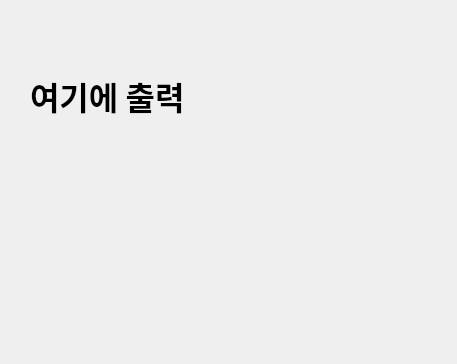
First picture: the form in DemoForm.ui, repository snyang83/python231023, before the edit.
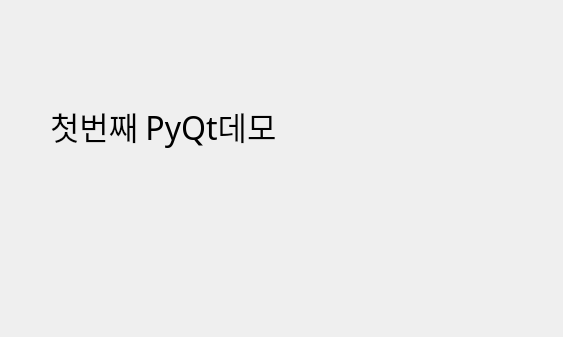
Second picture: the form after the edit.

Patch:
```diff
--- a/DemoForm.ui
+++ b/DemoForm.ui
@@ -6,8 +6,8 @@
    <rect>
     <x>0</x>
     <y>0</y>
-    <width>457</width>
-    <height>364</height>
+    <width>563</width>
+    <height>337</height>
    </rect>
   </property>
   <property name="windowTitle">
@@ -16,22 +16,22 @@
   <widget class="QLabel" name="label">
    <property name="geometry">
     <rect>
-     <x>30</x>
-     <y>60</y>
-     <width>361</width>
-     <height>71</height>
+     <x>50</x>
+     <y>50</y>
+     <width>451</width>
+     <height>151</height>
     </rect>
    </property>
    <property name="font">
     <font>
      <family>맑은 고딕</family>
      <pointsize>24</pointsize>
-     <weight>75</weight>
-     <bold>true</bold>
+     <weight>50</weight>
+     <bold>false</bold>
     </font>
    </property>
    <property name="text">
-    <string>여기에 출력</string>
+    <string>첫번째 PyQt데모</string>
    </property>
   </widget>
  </widget>
```
